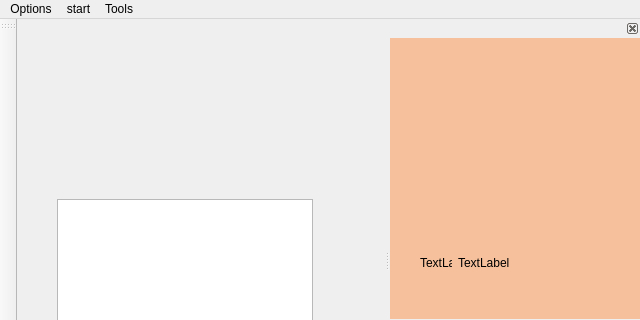
The window that mainwindow.ui (cuby-tec/qt_thermo) describes before a commit, drawn with Qt 5; both pictures show x 0 to 640 and y 0 to 320 of the 640 by 522 pixel window.
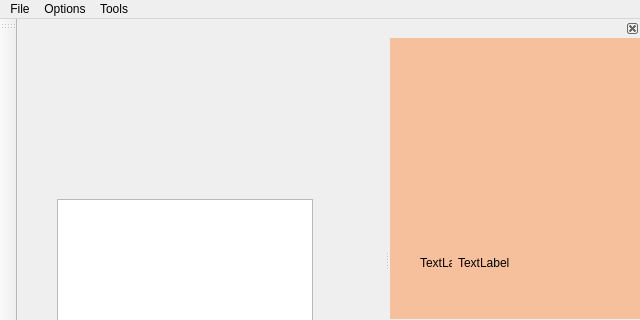
The same window after the commit. Custom widgets are drawn as their Qt base class.

Patch:
```diff
--- a/mainwindow.ui
+++ b/mainwindow.ui
@@ -64,24 +64,23 @@
      <height>27</height>
     </rect>
    </property>
-   <widget class="QMenu" name="menuStart">
-    <property name="title">
-     <string>start</string>
-    </property>
-    <addaction name="actionAstart"/>
-   </widget>
-   <widget class="QMenu" name="menuTools">
-    <property name="title">
-     <string>Tools</string>
-    </property>
-   </widget>
    <widget class="QMenu" name="menuOptions">
     <property name="title">
      <string>Options</string>
     </property>
    </widget>
+   <widget class="QMenu" name="menuTools">
+    <property name="title">
+     <string>Tools</string>
+    </property>
+   </widget>
+   <widget class="QMenu" name="menuFile">
+    <property name="title">
+     <string>File</string>
+    </property>
+   </widget>
+   <addaction name="menuFile"/>
    <addaction name="menuOptions"/>
-   <addaction name="menuStart"/>
    <addaction name="menuTools"/>
   </widget>
   <widget class="QToolBar" name="mainToolBar">
```
Left out of the diff: 20 changed lines with no effect on the pictures.
